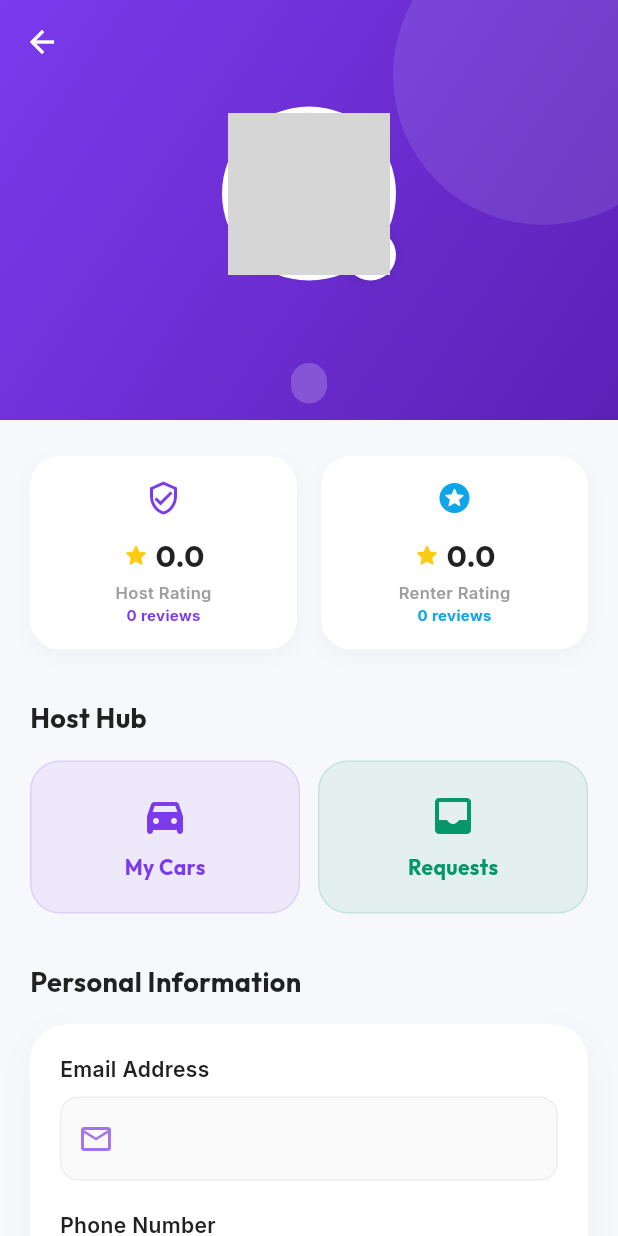
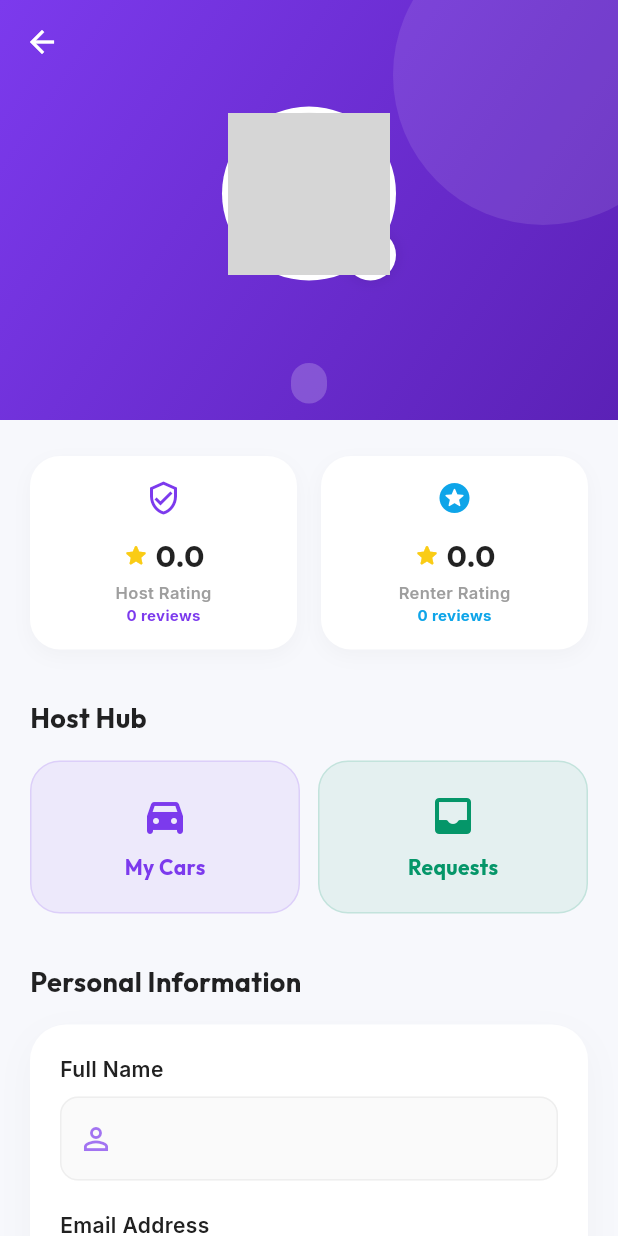
Before and after one commit to alik12333/rozridesBU, a Flutter app: the ProfileScreen screen opened directly, on a phone screen of 412 x 824 dp. Run offline on Flutter 3.47's test engine with Material 3 defaults, Android fonts, the phone set to English and light mode, and no system bars; our stand-ins replace cached_network_image, cloud_firestore, firebase_auth, firebase_core, firebase_messaging, firebase_storage and 7 more; missing offline and left inert: geoflutterfire_plus; accounts and stored records are empty; network calls fail; grey boxes are pictures that could not be loaded.

Commit message:
style: apply premium UI refinements to authentication and trip workflow screens

```diff
--- a/lib/screens/chat/chat_screen.dart
+++ b/lib/screens/chat/chat_screen.dart
@@ -275,9 +275,11 @@ class _ChatScreenState extends State<ChatScreen> {
                     textCapitalization: TextCapitalization.sentences,
                     maxLines: 4,
                     minLines: 1,
+                    maxLength: 1000,
                     decoration: InputDecoration(
                       hintText: isReadOnly ? 'Cannot send messages' : 'Type a message...',
                       hintStyle: TextStyle(color: Colors.grey.shade400),
+                      counterText: '', // Hide counter but keep limit
                       border: OutlineInputBorder(
                         borderRadius: BorderRadius.circular(24),
                         borderSide: BorderSide.none,
--- a/lib/screens/profile_screen.dart
+++ b/lib/screens/profile_screen.dart
@@ -1,5 +1,6 @@
 import 'dart:io';
 import 'package:flutter/material.dart';
+import 'package:flutter/services.dart';
 import 'package:google_fonts/google_fonts.dart';
 import 'package:image_picker/image_picker.dart';
 import 'package:provider/provider.dart';
@@ -19,6 +20,7 @@ class ProfileScreen extends StatefulWidget {
 }
 
 class _ProfileScreenState extends State<ProfileScreen> {
+  final _nameController = TextEditingController();
   final _emailController = TextEditingController();
   final _cityController = TextEditingController();
   final _areaController = TextEditingController();
@@ -33,15 +35,21 @@ class _ProfileScreenState extends State<ProfileScreen> {
     final authProvider = context.read<AuthProvider>();
     final user = authProvider.currentUser;
     if (user != null) {
+      _nameController.text = user.fullName;
       _emailController.text = user.email;
       _cityController.text = user.location?.city ?? '';
       _areaController.text = user.location?.area ?? '';
-      _phoneController.text = user.phoneNumber;
+
+      // Strip +92 if present for display
+      String phone = user.phoneNumber;
+      if (phone.startsWith('+92')) phone = phone.substring(3);
+      _phoneController.text = phone;
     }
   }
 
   @override
   void dispose() {
+    _nameController.dispose();
     _emailController.dispose();
     _cityController.dispose();
     _areaController.dispose();
@@ -65,10 +73,22 @@ class _ProfileScreenState extends State<ProfileScreen> {
     return await ref.getDownloadURL();
   }
 
+  String _normalizePhone(String phone) {
+    phone = phone.trim();
+    if (phone.startsWith('0')) phone = phone.substring(1);
+    if (!phone.startsWith('+92')) phone = '+92$phone';
+    return phone;
+  }
+
   Future<void> _saveProfile() async {
     final authProvider = context.read<AuthProvider>();
     final user = authProvider.currentUser;
     if (user == null) return;
+
+    if (_nameController.text.length < 2) {
+      ScaffoldMessenger.of(context).showSnackBar(const SnackBar(content: Text('Name must be at least 2 characters')));
+      return;
+    }
 
     if (_cityController.text.isEmpty || _areaController.text.isEmpty) {
       ScaffoldMessenger.of(context).showSnackBar(
@@ -87,6 +107,9 @@ class _ProfileScreenState extends State<ProfileScreen> {
             await _uploadToStorage(user.id, _profileImage!, 'profile.jpg');
       }
 
+      if (_nameController.text.isNotEmpty) {
+        updates['fullName'] = _nameController.text.trim();
+      }
       if (_emailController.text.isNotEmpty) {
         updates['email'] = _emailController.text.trim();
       }
@@ -97,7 +120,7 @@ class _ProfileScreenState extends State<ProfileScreen> {
         updates['location.area'] = _areaController.text.trim();
       }
       if (_phoneController.text.isNotEmpty) {
-        updates['phoneNumber'] = _phoneController.text.trim();
+        updates['phoneNumber'] = _normalizePhone(_phoneController.text);
       }
 
       await authProvider.updateProfile(updates);
@@ -360,10 +383,23 @@ class _ProfileScreenState extends State<ProfileScreen> {
       child: Column(
         children: [
           CustomTextField(
+            controller: _nameController,
+            label: 'Full Name',
+            prefixIcon: Icons.person_outline,
+            maxLength: 50,
+            validator: (v) {
+              if (v == null || v.isEmpty) return 'Name cannot be empty';
+              if (v.length < 2) return 'Name is too short';
+              return null;
+            },
+          ),
+          const SizedBox(height: 20),
+          CustomTextField(
             controller: _emailController,
             label: 'Email Address',
             prefixIcon: Icons.email_outlined,
             keyboardType: TextInputType.emailAddress,
+            maxLength: 254,
           ),
           const SizedBox(height: 20),
           CustomTextField(
@@ -371,6 +407,12 @@ class _ProfileScreenState extends State<ProfileScreen> {
             label: 'Phone Number',
             prefixIcon: Icons.phone_outlined,
             keyboardType: TextInputType.phone,
+            maxLength: 20,
+            prefixText: '+92 ',
+            inputFormatters: [
+              FilteringTextInputFormatter.digitsOnly,
+              LengthLimitingTextInputFormatter(10),
+            ],
           ),
           const SizedBox(height: 20),
           Row(
@@ -380,6 +422,7 @@ class _ProfileScreenState extends State<ProfileScreen> {
                   controller: _cityController,
                   label: 'City',
                   prefixIcon: Icons.location_city_outlined,
+                  maxLength: 30,
                 ),
               ),
               const SizedBox(width: 16),
@@ -388,6 +431,7 @@ class _ProfileScreenState extends State<ProfileScreen> {
                   controller: _areaController,
                   label: 'Area',
                   prefixIcon: Icons.map_outlined,
+                  maxLength: 30,
                 ),
               ),
             ],
--- a/lib/screens/trip/cash_settlement_screen.dart
+++ b/lib/screens/trip/cash_settlement_screen.dart
@@ -129,9 +129,11 @@ class _CashSettlementScreenState extends State<CashSettlementScreen> {
             TextField(
               controller: _flagReasonCtrl,
               maxLines: 3,
+              maxLength: 500,
               decoration: InputDecoration(
                 hintText: 'e.g. Scratches on front bumper not agreed by renter...',
                 hintStyle: TextStyle(color: Colors.grey.shade400, fontSize: 13),
+                counterText: '',
                 border: OutlineInputBorder(borderRadius: BorderRadius.circular(12)),
               ),
             ),
@@ -395,11 +397,13 @@ class _CashSettlementScreenState extends State<CashSettlementScreen> {
             TextField(
               controller: _deductionCtrl,
               keyboardType: TextInputType.number,
+              maxLength: 8,
               inputFormatters: [FilteringTextInputFormatter.digitsOnly],
               onChanged: (_) => setState(() {}),
               decoration: InputDecoration(
                 labelText: 'Deduction for damage (PKR)',
                 prefixIcon: const Icon(Icons.money_off),
+                counterText: '',
                 border:
                     OutlineInputBorder(borderRadius: BorderRadius.circular(12)),
                 filled: true,
--- a/lib/screens/trip/post_trip_inspection_screen.dart
+++ b/lib/screens/trip/post_trip_inspection_screen.dart
@@ -335,8 +335,10 @@ class _PostTripInspectionScreenState extends State<PostTripInspectionScreen> {
             const SizedBox(height: 10),
             TextField(
               onChanged: (v) => _updateItem(area, postItem.copyWith(notes: v)),
+              maxLength: 200,
               decoration: InputDecoration(
                 hintText: 'Describe the new damage (required)...',
+                counterText: '',
                 border:
                     OutlineInputBorder(borderRadius: BorderRadius.circular(10)),
                 contentPadding: const EdgeInsets.all(12),
@@ -476,10 +478,12 @@ class _PostTripInspectionScreenState extends State<PostTripInspectionScreen> {
           TextField(
             controller: _odometerCtrl,
             keyboardType: TextInputType.number,
+            maxLength: 7,
             inputFormatters: [FilteringTextInputFormatter.digitsOnly],
             onChanged: (_) => setState(() {}),
             decoration: InputDecoration(
               labelText: 'Current odometer reading (km)',
+              counterText: '',
               suffixText: 'km',
               border:
                   OutlineInputBorder(borderRadius: BorderRadius.circular(12)),
--- a/lib/screens/trip/pre_trip_inspection_screen.dart
+++ b/lib/screens/trip/pre_trip_inspection_screen.dart
@@ -258,10 +258,12 @@ class _PreTripInspectionScreenState extends State<PreTripInspectionScreen> {
         TextField(
           controller: _depositCtrl,
           keyboardType: TextInputType.number,
+          maxLength: 8,
           inputFormatters: [FilteringTextInputFormatter.digitsOnly],
           decoration: InputDecoration(
             labelText: 'Amount Received (PKR)',
             prefixIcon: const Icon(Icons.money),
+            counterText: '',
             border: OutlineInputBorder(borderRadius: BorderRadius.circular(12)),
             filled: true, fillColor: Colors.white,
           ),
@@ -362,8 +364,10 @@ class _PreTripInspectionScreenState extends State<PreTripInspectionScreen> {
             const SizedBox(height: 12),
             TextField(
               onChanged: (v) => _updateItem(area, item.copyWith(notes: v)),
+              maxLength: 200,
               decoration: InputDecoration(
                 hintText: 'Describe the damage...',
+                counterText: '', // Hide counter
                 border: OutlineInputBorder(borderRadius: BorderRadius.circular(10)),
                 contentPadding: const EdgeInsets.all(12),
                 filled: true, fillColor: Colors.grey.shade50,
@@ -419,10 +423,12 @@ class _PreTripInspectionScreenState extends State<PreTripInspectionScreen> {
           TextField(
             controller: _odometerCtrl,
             keyboardType: TextInputType.number,
+            maxLength: 7,
             inputFormatters: [FilteringTextInputFormatter.digitsOnly],
             onChanged: (_) => setState(() {}),
             decoration: InputDecoration(
               labelText: 'Current odometer reading (km)',
+              counterText: '',
               suffixText: 'km',
               border: OutlineInputBorder(borderRadius: BorderRadius.circular(12)),
               filled: true, fillColor: Colors.grey.shade50,
```
Also changed, not shown: lib/screens/add_listing_screen.dart (+14 -1 lines), lib/screens/login_screen.dart (+14 -1 lines), lib/screens/signup_screen.dart (+34 -5 lines).
